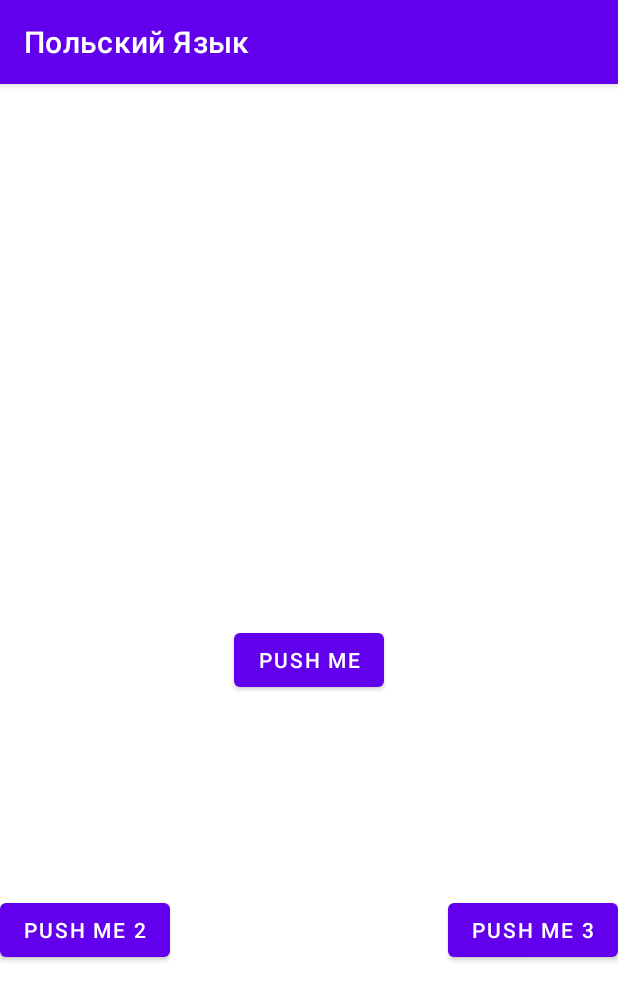
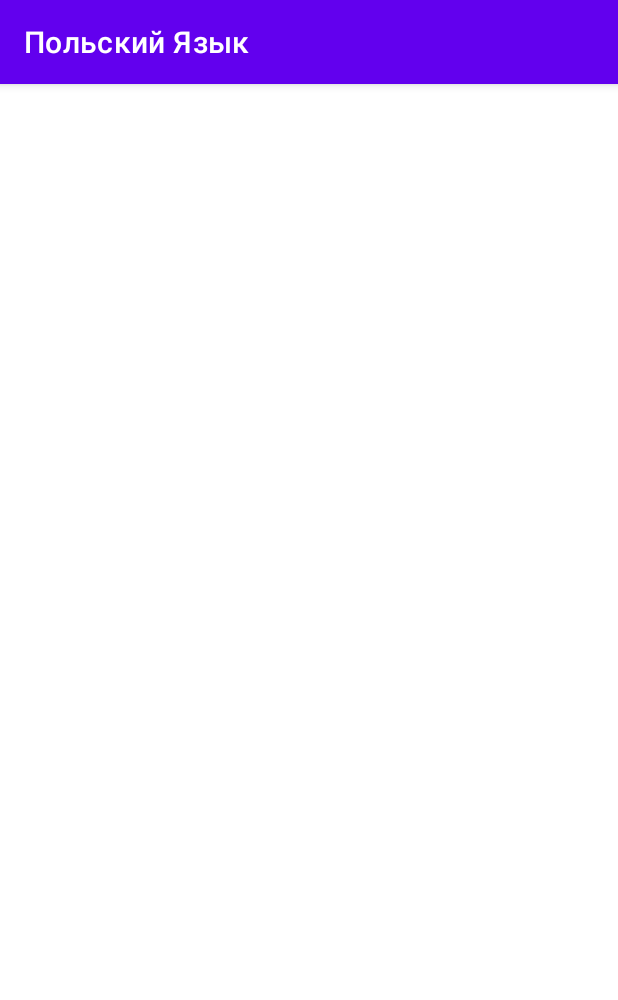
Before and after one commit to coder-chekunkov/polish-language, an Android app: the screen it shows after launch (MainActivity), on a phone screen of 412 x 824 dp. Shown: the top 1000 px of the screen. Run offline under Robolectric (Android 15) with nearby library versions, the phone set to English and light mode, and no system bars.

```diff
--- a/app/src/main/java/com/example/polish_language/MainActivity.kt
+++ b/app/src/main/java/com/example/polish_language/MainActivity.kt
@@ -2,32 +2,14 @@ package com.example.polish_language
 
 import androidx.appcompat.app.AppCompatActivity
 import android.os.Bundle
-import android.view.View
-import android.widget.Button
-import android.widget.TextView
+
 
 class MainActivity : AppCompatActivity() {
     override fun onCreate(savedInstanceState: Bundle?) {
         super.onCreate(savedInstanceState)
         setContentView(R.layout.activity_main)
 
-        val testTextView = findViewById<TextView>(R.id.testTextView)
-        val testButton = findViewById<Button>(R.id.testButton)
-        val testButton2 = findViewById<Button>(R.id.testButton2)
-        val testButton3 = findViewById<Button>(R.id.testButton3)
-
-        val listener = View.OnClickListener { view ->
-            testTextView.text = when (view.id) {
-                R.id.testButton -> "Pushed Test Button 1"
-                R.id.testButton2 -> "Pushed Test Button 2"
-                R.id.testButton3 -> "Pushed Test Button 3"
-                else -> "Error"
-            }
-        }
-
-        testButton.setOnClickListener(listener)
-        testButton2.setOnClickListener(listener)
-        testButton3.setOnClickListener(listener)
 
     }
+
 }
--- a/app/src/main/res/layout/activity_main.xml
+++ b/app/src/main/res/layout/activity_main.xml
@@ -1,49 +1,10 @@
 <?xml version="1.0" encoding="utf-8"?>
 <androidx.constraintlayout.widget.ConstraintLayout xmlns:android="http://schemas.android.com/apk/res/android"
-    xmlns:app="http://schemas.android.com/apk/res-auto"
     xmlns:tools="http://schemas.android.com/tools"
     android:layout_width="match_parent"
     android:layout_height="match_parent"
     tools:context=".MainActivity">
 
 
-    <TextView
-        android:id="@+id/testTextView"
-        android:layout_width="wrap_content"
-        android:layout_height="wrap_content"
-        app:layout_constraintLeft_toLeftOf="parent"
-        app:layout_constraintRight_toRightOf="parent"
-        tools:ignore="MissingConstraints"/>
-
-    <Button
-        android:id="@+id/testButton"
-        android:layout_width="wrap_content"
-        android:layout_height="wrap_content"
-        android:text="Push Me"
-        app:layout_constraintBottom_toBottomOf="parent"
-        app:layout_constraintEnd_toEndOf="parent"
-        app:layout_constraintStart_toStartOf="parent"
-        app:layout_constraintTop_toTopOf="parent"
-        tools:ignore="HardcodedText" />
-
-    <Button
-        android:id="@+id/testButton2"
-        android:layout_width="wrap_content"
-        android:layout_height="wrap_content"
-        android:text="Push Me 2"
-        app:layout_constraintBottom_toBottomOf="parent"
-        app:layout_constraintStart_toStartOf="parent"
-        app:layout_constraintTop_toTopOf="@id/testButton"
-        tools:ignore="HardcodedText" />
-
-    <Button
-        android:id="@+id/testButton3"
-        android:layout_width="wrap_content"
-        android:layout_height="wrap_content"
-        android:text="Push Me 3"
-        app:layout_constraintBottom_toBottomOf="parent"
-        app:layout_constraintEnd_toEndOf="parent"
-        app:layout_constraintTop_toTopOf="@id/testButton"
-        tools:ignore="HardcodedText" />
 
 </androidx.constraintlayout.widget.ConstraintLayout>
```
Also changed, not shown: app/src/main/res/raw/dictionary.json (+60 -10 lines).
